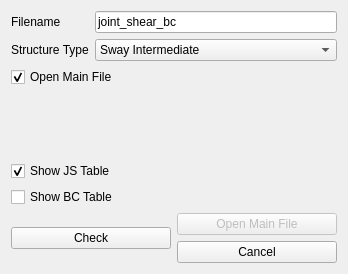
First picture: the form in widgets/control/control_joint_shear_bc.ui, repository ebrahimraeyat/civilTools, before the edit.
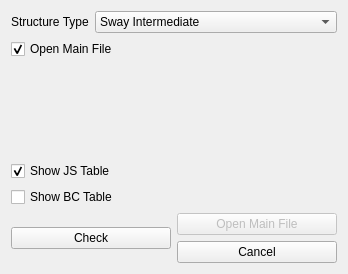
Second picture: the form after the edit. Icons and pictures are not drawn.

Commit message: Create js file in separete folder

```diff
--- a/widgets/control/control_joint_shear_bc.ui
+++ b/widgets/control/control_joint_shear_bc.ui
@@ -27,20 +27,6 @@
    <item>
     <layout class="QFormLayout" name="formLayout">
      <item row="0" column="0">
-      <widget class="QLabel" name="label">
-       <property name="text">
-        <string>Filename</string>
-       </property>
-      </widget>
-     </item>
-     <item row="0" column="1">
-      <widget class="QLineEdit" name="filename">
-       <property name="text">
-        <string>joint_shear_bc</string>
-       </property>
-      </widget>
-     </item>
-     <item row="1" column="0">
       <widget class="QLabel" name="label_3">
        <property name="enabled">
         <bool>true</bool>
@@ -50,7 +36,7 @@
        </property>
       </widget>
      </item>
-     <item row="1" column="1">
+     <item row="0" column="1">
       <widget class="QComboBox" name="structure_type_combobox">
        <item>
         <property name="text">
@@ -64,7 +50,7 @@
        </item>
       </widget>
      </item>
-     <item row="2" column="0" colspan="2">
+     <item row="1" column="0" colspan="2">
       <widget class="QCheckBox" name="open_main_file">
        <property name="text">
         <string>Open Main File</string>
```
The commit also changes 1 other file.
